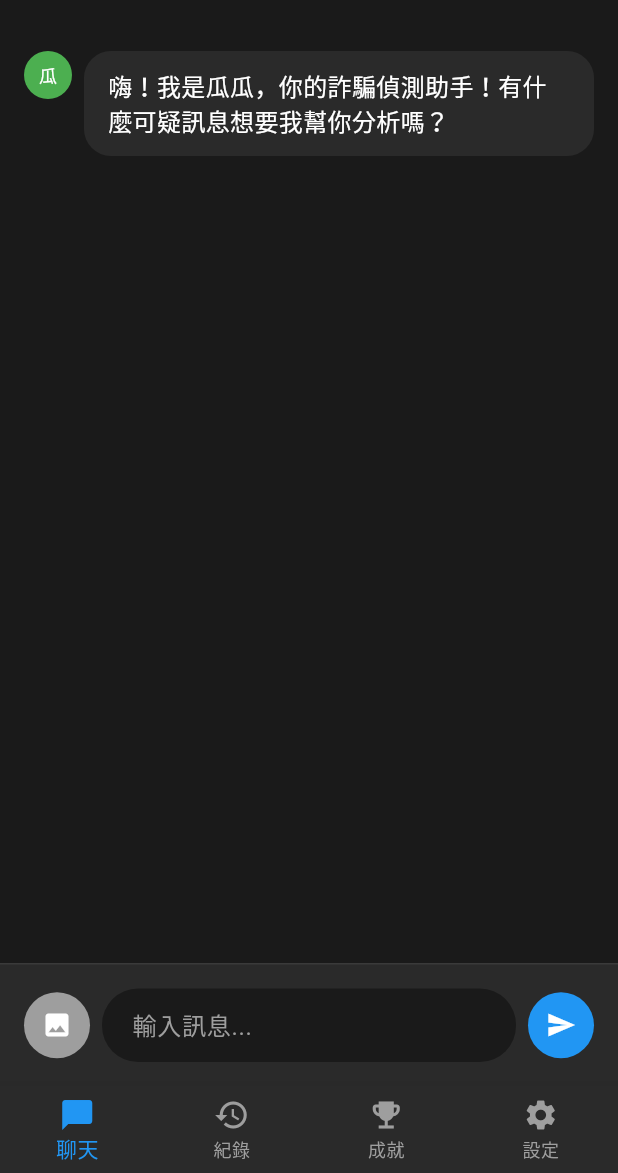
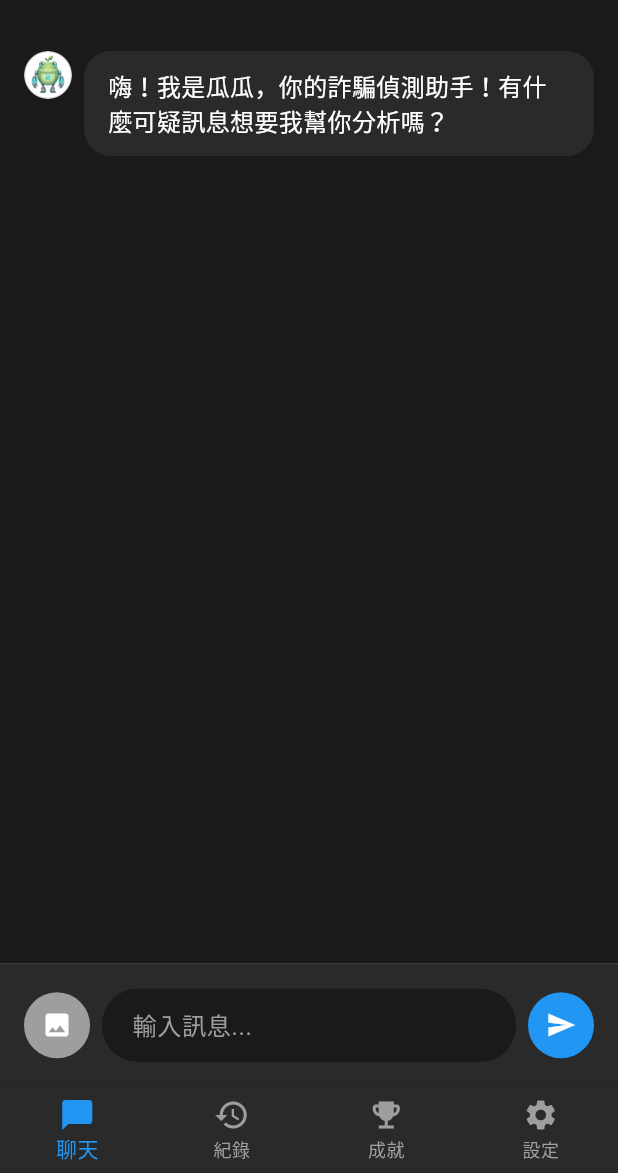
Before and after one commit to Strong5566/fraud_helper_app, a Flutter app: the screen it shows after launch, on a phone screen of 412 x 824 dp, the part 63-1236 px from its top. Run offline on Flutter 3.47's test engine with Material 3 defaults, Android fonts, the phone set to English and light mode, and no system bars; our stand-ins replace image_picker.

Commit message:
feat: change avatar image

```diff
--- /dev/null
+++ b/lib/utils/app_images.dart
@@ -0,0 +1,25 @@
+class AppImages {
+  // 基礎路徑
+  static const String _basePath = 'assets/images';
+
+  // Logo
+  static const String appIcon = '$_basePath/logos/app_icon.png';
+
+  // 圖示
+  static const String chatIcon = '$_basePath/icons/chat.png';
+  static const String historyIcon = '$_basePath/icons/history.png';
+  static const String achievementIcon = '$_basePath/icons/achievement.png';
+  static const String settingsIcon = '$_basePath/icons/settings.png';
+
+  // 插圖
+  static const String fraudWarning = '$_basePath/illustrations/fraud_warning.png';
+  static const String successCheck = '$_basePath/illustrations/success_check.png';
+
+  // 背景
+  static const String chatBackground = '$_basePath/backgrounds/chat_bg.png';
+  static const String splashBackground = '$_basePath/backgrounds/splash_bg.png';
+
+  // 頭像
+  static const String robotAvatar = '$_basePath/avatars/robot.png';
+  static const String userAvatar = '$_basePath/avatars/user.png';
+}
--- a/lib/widgets/message_bubble.dart
+++ b/lib/widgets/message_bubble.dart
@@ -1,6 +1,7 @@
 import 'package:flutter/material.dart';
 import 'dart:io';
 import '../models/message.dart';
+import '../utils/app_images.dart';
 
 class MessageBubble extends StatelessWidget {
   final Message message;
@@ -18,8 +19,7 @@ class MessageBubble extends StatelessWidget {
           if (!message.isUser) ...[
             CircleAvatar(
               radius: 16,
-              backgroundColor: Colors.green,
-              child: const Text('瓜', style: TextStyle(color: Colors.white, fontSize: 12)),
+              backgroundImage: AssetImage(AppImages.robotAvatar),
             ),
             const SizedBox(width: 8),
           ],
@@ -118,8 +118,7 @@ class MessageBubble extends StatelessWidget {
             const SizedBox(width: 8),
             CircleAvatar(
               radius: 16,
-              backgroundColor: Colors.grey[700],
-              child: const Icon(Icons.person, color: Colors.white, size: 16),
+              backgroundImage: AssetImage(AppImages.userAvatar),
             ),
           ],
         ],
```
Also changed, not shown: pubspec.yaml (+7 -3 lines), assets/images/avatars/robot.png (added), assets/images/avatars/user.png (added), assets/images/logos/app_icon.jpg (added), 1 other file.
